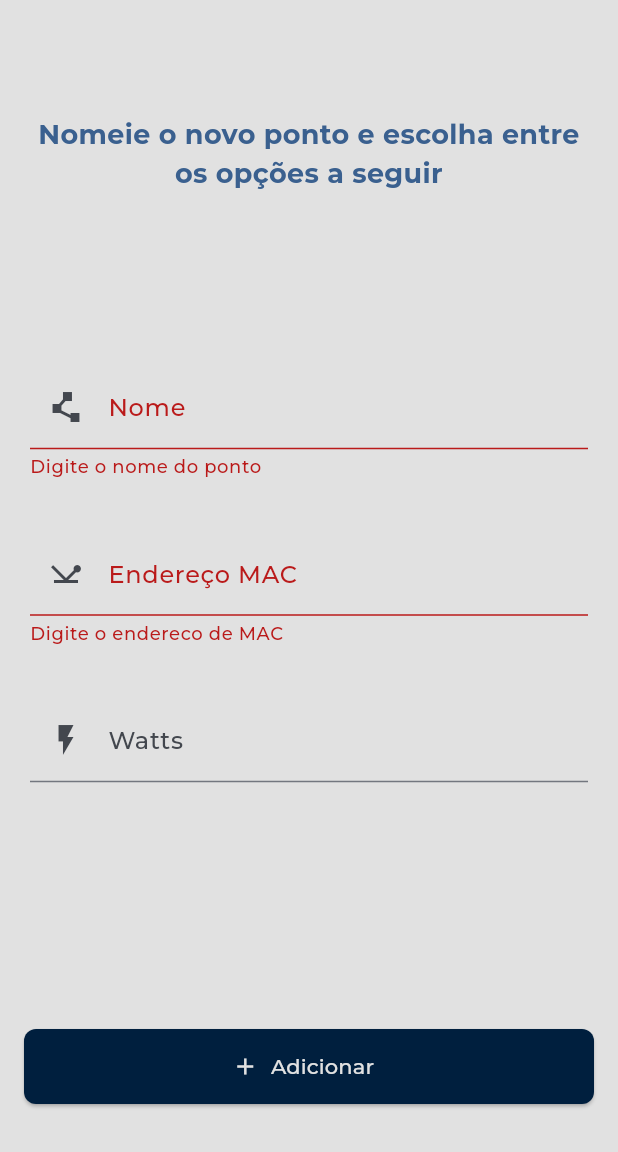
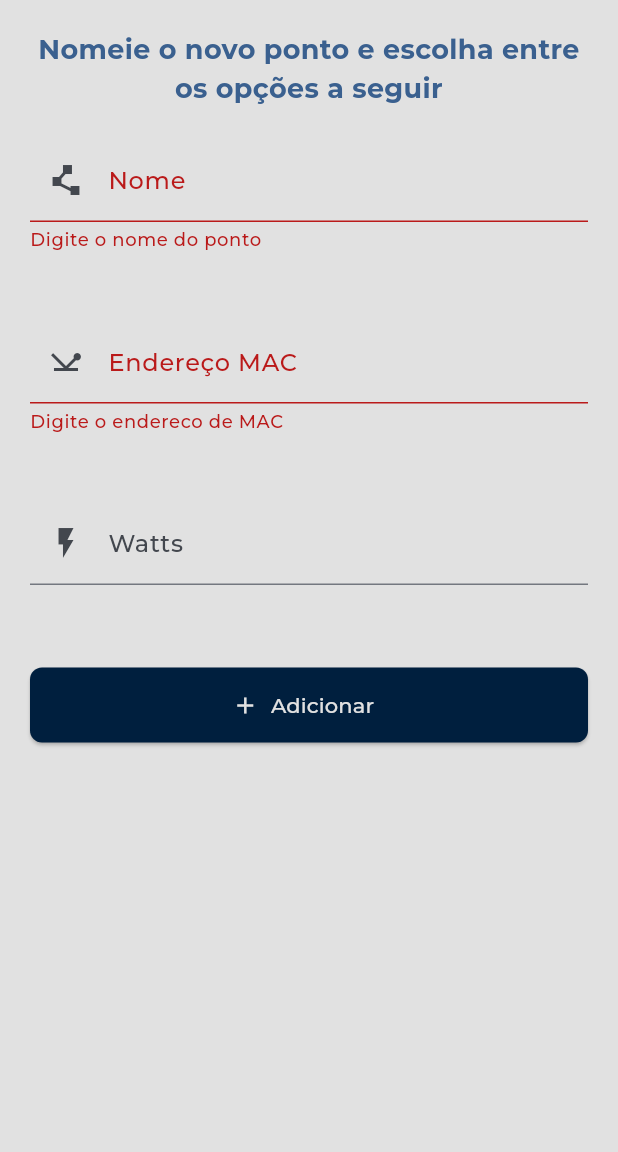
Before and after one commit to jacrifla/app_atalaia, a Flutter app: the SwitchCreateScreen screen opened by its route, after a tap on "Adicionar", on a phone screen of 412 x 824 dp, the part 84-1236 px from its top. Run offline on Flutter 3.47's test engine with Material 3 defaults, Android fonts, the phone set to English and light mode, and no system bars; our stand-ins replace dio, get_storage; accounts and stored records are empty; statements that could not run were skipped; project files that could hold a hidden picture were left out.

Commit message:
arrumado a tela. *funcionando

```diff
--- a/lib/view/switch_create_screen.dart
+++ b/lib/view/switch_create_screen.dart
@@ -1,42 +1,47 @@
-// ignore_for_file: avoid_print, use_build_context_synchronously
+import 'package:flutter/material.dart';
 
-import 'package:app_atalaia/utils/auth_provider.dart';
-import 'package:flutter/material.dart';
-import 'package:provider/provider.dart';
-
+import 'success_screen.dart';
+import '../utils/routes.dart';
 import '../utils/utils.dart';
 import '../widgets/menu.dart';
 import '../widgets/build_input.dart';
 import '../widgets/button_icon.dart';
 import '../widgets/header.dart';
-
-import 'error_screen.dart';
-import 'success_screen.dart';
+import '../controller/switch_controller.dart';
 import '../provider/switch_provider.dart';
 
-class SwitchCreateScreen extends StatelessWidget {
+class SwitchCreateScreen extends StatefulWidget {
+  const SwitchCreateScreen({super.key});
+
+  @override
+  State<SwitchCreateScreen> createState() => _SwitchCreateScreenState();
+}
+
+class _SwitchCreateScreenState extends State<SwitchCreateScreen> {
+  final SwitchProvider switchProvider = SwitchProvider();
+  late final SwitchController ctlSwitchController;
   final TextEditingController nameController = TextEditingController();
   final TextEditingController macController = TextEditingController();
   final TextEditingController wattsController = TextEditingController();
-  final _formKey = GlobalKey<FormState>();
+  final GlobalKey<FormState> _formKey = GlobalKey<FormState>();
 
-  SwitchCreateScreen({super.key});
+  @override
+  void initState() {
+    ctlSwitchController = SwitchController(switchProvider);
+    super.initState();
+  }
 
   @override
   Widget build(BuildContext context) {
-    final switchProvider = Provider.of<SwitchProvider>(context, listen: false);
-    final authProvider = Provider.of<AuthProvider>(context);
-
     return Scaffold(
       appBar: const Header(title: 'Adicionar Ponto'),
       endDrawer: const MenuDrawer(),
-      body: Padding(
+      body: SingleChildScrollView(
         padding: const EdgeInsets.all(20.0),
         child: Form(
           key: _formKey,
           child: Column(
-            crossAxisAlignment: CrossAxisAlignment.end,
-            mainAxisAlignment: MainAxisAlignment.spaceAround,
+            crossAxisAlignment: CrossAxisAlignment.stretch,
             children: [
               Text(
                 'Nomeie o novo ponto e escolha entre os opções a seguir',
@@ -47,9 +52,7 @@ class SwitchCreateScreen extends StatelessWidget {
                   fontWeight: FontWeight.bold,
                 ),
               ),
-              Column(
-                crossAxisAlignment: CrossAxisAlignment.stretch,
-                children: [
+              const SizedBox(height: 20),
               BuildInput(
                 labelText: 'Nome',
                 controller: nameController,
@@ -61,6 +64,7 @@ class SwitchCreateScreen extends StatelessWidget {
                   return null;
                 },
               ),
+              const SizedBox(height: 10),
               BuildInput(
                 labelText: 'Endereço MAC',
                 controller: macController,
@@ -74,6 +78,7 @@ class SwitchCreateScreen extends StatelessWidget {
                   return null;
                 },
               ),
+              const SizedBox(height: 10),
               BuildInput(
                 labelText: 'Watts',
                 controller: wattsController,
@@ -81,56 +86,34 @@ class SwitchCreateScreen extends StatelessWidget {
                 icon: const Icon(Icons.flash_on),
                 emptyFieldHandler: () => '0',
               ),
-                ],
-              ),
               const SizedBox(height: 20),
-            ],
-          ),
-        ),
-      ),
-      floatingActionButton: SizedBox(
+              SizedBox(
                 width: double.infinity,
-        child: Padding(
-          padding: const EdgeInsets.all(16.0),
                 child: ButtonIcon(
                   height: 50,
                   icon: const Icon(Icons.add),
                   labelText: 'Adicionar',
                   onPressed: () async {
                     if (_formKey.currentState!.validate()) {
-                final userId = authProvider.userId;
-                print('USER SWITCH sim: $userId');
-                if (userId != null) {
-                  await switchProvider.createSwitch(
+                      await ctlSwitchController.createSwitch(
                         nameController.text.toLowerCase(),
                         wattsController.text,
                         macController.text.toUpperCase(),
-                    userId,
                       );
                       Navigator.pushReplacement(
                         context,
                         MaterialPageRoute(
                           builder: (context) => const SuccessScreen(
                             message: 'Ponto salvo com sucesso',
-                        screen: '/switch',
-                      ),
-                    ),
-                  );
-                } else {
-                  print('USER SWITCH nao: $userId');
-                  Navigator.push(
-                    context,
-                    MaterialPageRoute(
-                      builder: (context) => ErrorScreen(
-                        message: 'Erro',
-                        errorDescription: 'Não foi possível salvar o ponto',
-                        onOKPressed: () => Navigator.pop(context),
+                            screen: AppRoutes.successScreen,
                           ),
                         ),
                       );
                     }
-              }
                   },
+                ),
+              ),
+            ],
           ),
         ),
       ),
```
Lines whose indentation alone changed are shown as unchanged.
